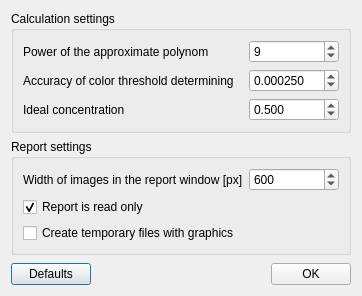
The window that sources/settingsdialog.ui (pa23/mixan) describes before a commit, drawn with Qt 5.
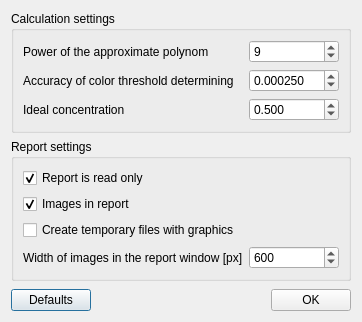
The same window after the commit. Icons and pictures are not drawn.

Commit message: Program setting "Images in report" was added. Optimization of showAnalysisResults function.

```diff
--- a/sources/settingsdialog.ui
+++ b/sources/settingsdialog.ui
@@ -10,7 +10,7 @@
     <x>0</x>
     <y>0</y>
     <width>403</width>
-    <height>322</height>
+    <height>351</height>
    </rect>
   </property>
   <property name="windowTitle">
@@ -132,14 +132,24 @@
       <string>Report settings</string>
      </property>
      <layout class="QGridLayout" name="gridLayout_2">
-      <item row="0" column="0">
+      <item row="1" column="0">
+       <widget class="QCheckBox" name="checkBox_imagesInReport">
+        <property name="text">
+         <string>Images in report</string>
+        </property>
+        <property name="checked">
+         <bool>true</bool>
+        </property>
+       </widget>
+      </item>
+      <item row="3" column="0">
        <widget class="QLabel" name="label_2">
         <property name="text">
          <string>Width of images in the report window [px]</string>
         </property>
        </widget>
       </item>
-      <item row="0" column="1">
+      <item row="3" column="1">
        <widget class="QSpinBox" name="spinBox_imgWidth">
         <property name="minimumSize">
          <size>
@@ -171,7 +181,7 @@
         </property>
        </widget>
       </item>
-      <item row="1" column="0">
+      <item row="0" column="0">
        <widget class="QCheckBox" name="checkBox_reportRO">
         <property name="text">
          <string>Report is read only</string>
```
The commit also changes 5 other files.
